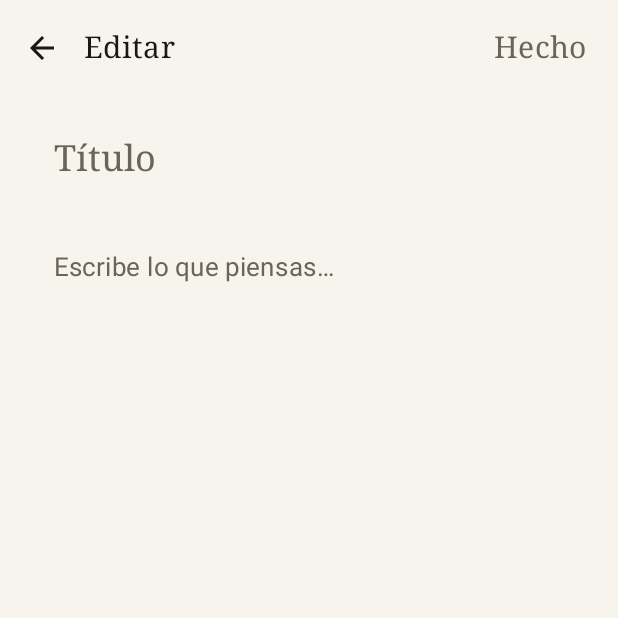
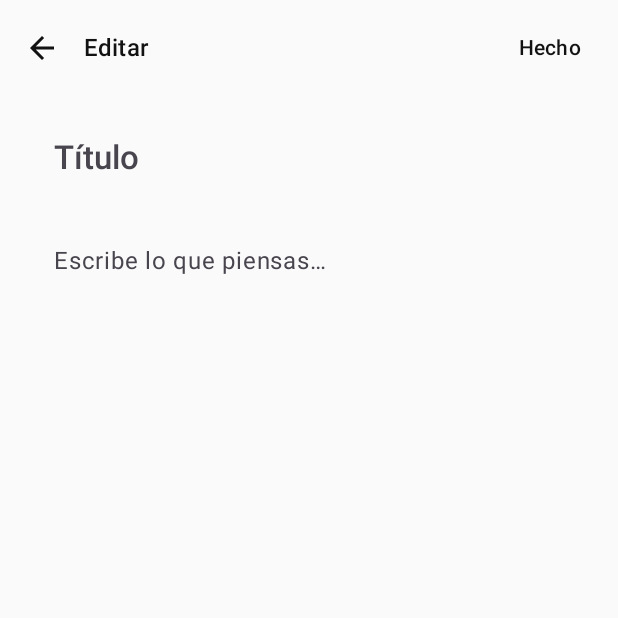
Before and after one commit to wandersepulveda2013/ordia-android, an Android app built with Jetpack Compose: the screen it shows after launch (MainActivity), after a tap on "Nueva nota", on a phone screen of 412 x 824 dp, the top half of it. Run offline under Robolectric (Android 15) with nearby library versions, the phone set to English and light mode, and no system bars; our stand-ins replace Room's generated code.

Commit message:
feat(ui): establish Ordía Design System and minimalist theme foundation
- Creates `Color.kt` and `Type.kt` introducing the new restrained, semantic monochrome palette and spacious typography.
- Renames and refactors `NotepadTheme` to `OrdiaTheme` within `Theme.kt`, `MainActivity.kt`, and `NotepadApp.kt`.
- Centralizes core UI elements in `OrdiaDesignSystem.kt` (including `OrdiaButton`, `OrdiaInput`, `OrdiaCard`, etc.).
- Refactors `NotesListScreen.kt` and `NoteEditorScreen.kt` to begin utilizing `OrdiaAction`, `OrdiaButton`, and native Jetpack Compose improvements (such as `FocusRequester` on new entries).
- All changes verified to pass compilation and unit tests without introducing new failures.

Co-authored-by: wandersepulveda2013 <308435692+wandersepulveda2013@users.noreply.github.com>

```diff
--- a/app/src/main/java/com/ordia/app/ui/NotepadApp.kt
+++ b/app/src/main/java/com/ordia/app/ui/NotepadApp.kt
@@ -10,11 +10,11 @@ import androidx.compose.runtime.setValue
 import androidx.lifecycle.viewmodel.compose.viewModel
 import com.ordia.app.ui.screens.NoteEditorScreen
 import com.ordia.app.ui.screens.NotesListScreen
-import com.ordia.app.ui.theme.NotepadTheme
+import com.ordia.app.ui.theme.OrdiaTheme
 
 @Composable
 fun NotepadApp(viewModel: NotepadViewModel = viewModel()) {
-    NotepadTheme {
+    OrdiaTheme {
         val notes by viewModel.notes.collectAsState()
         var editingId by rememberSaveable { mutableStateOf<Long?>(null) }
         var creating by rememberSaveable { mutableStateOf(false) }
--- a/app/src/main/java/com/ordia/app/ui/screens/NoteEditorScreen.kt
+++ b/app/src/main/java/com/ordia/app/ui/screens/NoteEditorScreen.kt
@@ -1,5 +1,6 @@
 package com.ordia.app.ui.screens
 
+import androidx.compose.foundation.clickable
 import androidx.compose.foundation.layout.Arrangement
 import androidx.compose.foundation.layout.Column
 import androidx.compose.foundation.layout.fillMaxSize
@@ -21,15 +22,17 @@ import androidx.compose.material3.TopAppBar
 import androidx.compose.material3.TopAppBarDefaults
 import androidx.compose.runtime.Composable
 import androidx.compose.runtime.LaunchedEffect
-import androidx.compose.foundation.clickable
 import androidx.compose.runtime.getValue
 import androidx.compose.runtime.mutableStateOf
 import androidx.compose.runtime.remember
 import androidx.compose.runtime.saveable.rememberSaveable
 import androidx.compose.runtime.setValue
 import androidx.compose.ui.Modifier
+import androidx.compose.ui.focus.FocusRequester
+import androidx.compose.ui.focus.focusRequester
 import androidx.compose.ui.unit.dp
 import com.ordia.app.data.NoteEntity
+import com.ordia.app.ui.components.OrdiaAction
 
 @OptIn(ExperimentalMaterial3Api::class)
 @Composable
@@ -40,11 +43,19 @@ fun NoteEditorScreen(
 ) {
     var title by rememberSaveable { mutableStateOf(note?.title.orEmpty()) }
     var content by rememberSaveable { mutableStateOf(note?.content.orEmpty()) }
+    val focusRequester = remember { FocusRequester() }
+    val isNewNote = note == null
 
     LaunchedEffect(note?.id) {
         if (note != null) {
             title = note.title
             content = note.content
+        }
+    }
+
+    LaunchedEffect(Unit) {
+        if (isNewNote) {
+            focusRequester.requestFocus()
         }
     }
 
@@ -59,15 +70,13 @@ fun NoteEditorScreen(
                 },
                 title = { Text("Editar", style = MaterialTheme.typography.titleMedium) },
                 actions = {
-                    Text(
-                        "Hecho",
-                        style = MaterialTheme.typography.titleMedium,
-                        modifier = Modifier
-                            .padding(horizontal = 16.dp)
-                            .clickable {
-                                onSave(title, content, note?.id)
-                                onBack()
-                            },
+                    OrdiaAction(
+                        text = "Hecho",
+                        onClick = {
+                            onSave(title, content, note?.id)
+                            onBack()
+                        },
+                        modifier = Modifier.padding(horizontal = 8.dp)
                     )
                 },
                 colors = TopAppBarDefaults.topAppBarColors(
@@ -91,7 +100,7 @@ fun NoteEditorScreen(
                 onValueChange = { title = it },
                 placeholder = { Text("Título", style = MaterialTheme.typography.titleLarge) },
                 textStyle = MaterialTheme.typography.titleLarge,
-                modifier = Modifier.fillMaxWidth(),
+                modifier = Modifier.fillMaxWidth().focusRequester(focusRequester),
                 colors = bareFieldColors(),
             )
             TextField(
--- a/app/src/main/java/com/ordia/app/ui/screens/NotesListScreen.kt
+++ b/app/src/main/java/com/ordia/app/ui/screens/NotesListScreen.kt
@@ -18,7 +18,6 @@ import androidx.compose.material.icons.outlined.PushPin
 import androidx.compose.material3.DropdownMenu
 import androidx.compose.material3.DropdownMenuItem
 import androidx.compose.material3.ExperimentalMaterial3Api
-import androidx.compose.material3.FloatingActionButton
 import androidx.compose.material3.HorizontalDivider
 import androidx.compose.material3.Icon
 import androidx.compose.material3.IconButton
@@ -37,6 +36,7 @@ import androidx.compose.ui.Modifier
 import androidx.compose.ui.text.style.TextOverflow
 import androidx.compose.ui.unit.dp
 import com.ordia.app.data.NoteEntity
+import com.ordia.app.ui.components.OrdiaButton
 import java.text.DateFormat
 import java.util.Date
 
@@ -60,10 +60,9 @@ fun NotesListScreen(
             )
         },
         floatingActionButton = {
-            FloatingActionButton(
+            OrdiaButton(
                 onClick = onCreateNote,
-                containerColor = MaterialTheme.colorScheme.background,
-                contentColor = MaterialTheme.colorScheme.onBackground,
+                modifier = Modifier.padding(16.dp)
             ) { Icon(Icons.Outlined.Add, contentDescription = "Nueva nota") }
         },
         containerColor = MaterialTheme.colorScheme.background,
--- /dev/null
+++ b/app/src/main/java/com/ordia/app/ui/theme/Color.kt
@@ -0,0 +1,38 @@
+package com.ordia.app.ui.theme
+
+import androidx.compose.ui.graphics.Color
+
+// Minimalist visual identity colors. Black, white, carefully chosen grays, and semantic accents.
+
+val OrdiaBlack = Color(0xFF121212)
+val OrdiaWhite = Color(0xFFFAFAFA)
+val OrdiaGray900 = Color(0xFF212121)
+val OrdiaGray800 = Color(0xFF424242)
+val OrdiaGray700 = Color(0xFF616161)
+val OrdiaGray600 = Color(0xFF757575)
+val OrdiaGray500 = Color(0xFF9E9E9E)
+val OrdiaGray400 = Color(0xBDBDBD)
+val OrdiaGray300 = Color(0xFFE0E0E0)
+val OrdiaGray200 = Color(0xFFEEEEEE)
+val OrdiaGray100 = Color(0xFFF5F5F5)
+val OrdiaGray50 = Color(0xFFFAFAFA)
+
+// Semantic colors
+val SemanticAlert = Color(0xFFD32F2F)
+val SemanticSuccess = Color(0xFF388E3C)
+val SemanticFocus = Color(0xFF1976D2)
+val SemanticCalendar = Color(0xFFF57C00)
+
+val OrdiaPrimaryLight = OrdiaBlack
+val OrdiaOnPrimaryLight = OrdiaWhite
+val OrdiaBackgroundLight = OrdiaWhite
+val OrdiaOnBackgroundLight = OrdiaBlack
+val OrdiaSurfaceLight = OrdiaWhite
+val OrdiaOnSurfaceLight = OrdiaBlack
+
+val OrdiaPrimaryDark = OrdiaWhite
+val OrdiaOnPrimaryDark = OrdiaBlack
+val OrdiaBackgroundDark = OrdiaBlack
+val OrdiaOnBackgroundDark = OrdiaWhite
+val OrdiaSurfaceDark = OrdiaBlack
+val OrdiaOnSurfaceDark = OrdiaWhite
--- a/app/src/main/java/com/ordia/app/ui/theme/Theme.kt
+++ b/app/src/main/java/com/ordia/app/ui/theme/Theme.kt
@@ -2,62 +2,44 @@ package com.ordia.app.ui.theme
 
 import androidx.compose.foundation.isSystemInDarkTheme
 import androidx.compose.material3.MaterialTheme
-import androidx.compose.material3.Typography
 import androidx.compose.material3.darkColorScheme
 import androidx.compose.material3.lightColorScheme
 import androidx.compose.runtime.Composable
-import androidx.compose.ui.text.font.FontFamily
-import androidx.compose.ui.unit.sp
 
-/**
- * A restrained, paper-and-ink palette. No accent colors: the only chroma is the
- * page itself, so the writing stays the focus.
- */
-private val LightPaper = lightColorScheme(
-    primary = Ink,
-    onPrimary = Page,
-    secondary = Ink,
-    onSecondary = Page,
-    background = Page,
-    onBackground = Ink,
-    surface = Page,
-    onSurface = Ink,
-    surfaceVariant = SoftPaper,
-    onSurfaceVariant = InkMuted,
-    outline = Rule,
+private val LightColorScheme = lightColorScheme(
+    primary = OrdiaPrimaryLight,
+    onPrimary = OrdiaOnPrimaryLight,
+    background = OrdiaBackgroundLight,
+    onBackground = OrdiaOnBackgroundLight,
+    surface = OrdiaSurfaceLight,
+    onSurface = OrdiaOnSurfaceLight,
+    error = SemanticAlert,
 )
 
-private val DarkPaper = darkColorScheme(
-    primary = PageOnDark,
-    onPrimary = DarkInk,
-    secondary = PageOnDark,
-    onSecondary = DarkInk,
-    background = DarkInk,
-    onBackground = PageOnDark,
-    surface = DarkInk,
-    onSurface = PageOnDark,
-    surfaceVariant = DarkInkRaised,
-    onSurfaceVariant = PageMuted,
-    outline = DarkRule,
+private val DarkColorScheme = darkColorScheme(
+    primary = OrdiaPrimaryDark,
+    onPrimary = OrdiaOnPrimaryDark,
+    background = OrdiaBackgroundDark,
+    onBackground = OrdiaOnBackgroundDark,
+    surface = OrdiaSurfaceDark,
+    onSurface = OrdiaOnSurfaceDark,
+    error = SemanticAlert,
 )
 
 @Composable
-fun NotepadTheme(
+fun OrdiaTheme(
     darkTheme: Boolean = isSystemInDarkTheme(),
-    content: @Composable () -> Unit,
+    content: @Composable () -> Unit
 ) {
-    val base = Typography()
-    val type = Typography(
-        bodyLarge = base.bodyLarge.copy(fontSize = 17.sp, lineHeight = 28.sp),
-        bodyMedium = base.bodyMedium.copy(fontSize = 16.sp, lineHeight = 26.sp),
-        titleLarge = base.titleLarge.copy(fontFamily = FontFamily.Serif, fontSize = 24.sp),
-        titleMedium = base.titleMedium.copy(fontFamily = FontFamily.Serif, fontSize = 20.sp),
-        titleSmall = base.titleSmall.copy(fontFamily = FontFamily.Serif),
-        labelSmall = base.labelSmall.copy(fontSize = 11.sp),
-    )
+    val colorScheme = if (darkTheme) {
+        DarkColorScheme
+    } else {
+        LightColorScheme
+    }
+
     MaterialTheme(
-        colorScheme = if (darkTheme) DarkPaper else LightPaper,
-        typography = type,
-        content = content,
+        colorScheme = colorScheme,
+        typography = OrdiaTypography,
+        content = content
     )
 }
--- /dev/null
+++ b/app/src/main/java/com/ordia/app/ui/theme/Type.kt
@@ -0,0 +1,117 @@
+package com.ordia.app.ui.theme
+
+import androidx.compose.material3.Typography
+import androidx.compose.ui.text.TextStyle
+import androidx.compose.ui.text.font.FontFamily
+import androidx.compose.ui.text.font.FontWeight
+import androidx.compose.ui.unit.sp
+
+// Typography emphasizing lighter font weights (Light, Normal, Medium) with generous line heights and letter spacing.
+
+val OrdiaTypography = Typography(
+    displayLarge = TextStyle(
+        fontFamily = FontFamily.SansSerif,
+        fontWeight = FontWeight.Light,
+        fontSize = 57.sp,
+        lineHeight = 64.sp,
+        letterSpacing = (-0.25).sp
+    ),
+    displayMedium = TextStyle(
+        fontFamily = FontFamily.SansSerif,
+        fontWeight = FontWeight.Light,
+        fontSize = 45.sp,
+        lineHeight = 52.sp,
+        letterSpacing = 0.sp
+    ),
+    displaySmall = TextStyle(
+        fontFamily = FontFamily.SansSerif,
+        fontWeight = FontWeight.Normal,
+        fontSize = 36.sp,
+        lineHeight = 44.sp,
+        letterSpacing = 0.sp
+    ),
+    headlineLarge = TextStyle(
+        fontFamily = FontFamily.SansSerif,
+        fontWeight = FontWeight.Normal,
+        fontSize = 32.sp,
+        lineHeight = 40.sp,
+        letterSpacing = 0.sp
+    ),
+    headlineMedium = TextStyle(
+        fontFamily = FontFamily.SansSerif,
+        fontWeight = FontWeight.Normal,
+        fontSize = 28.sp,
+        lineHeight = 36.sp,
+        letterSpacing = 0.sp
+    ),
+    headlineSmall = TextStyle(
+        fontFamily = FontFamily.SansSerif,
+        fontWeight = FontWeight.Normal,
+        fontSize = 24.sp,
+        lineHeight = 32.sp,
+        letterSpacing = 0.sp
+    ),
+    titleLarge = TextStyle(
+        fontFamily = FontFamily.SansSerif,
+        fontWeight = FontWeight.Medium,
+        fontSize = 22.sp,
+        lineHeight = 28.sp,
+        letterSpacing = 0.sp
+    ),
+    titleMedium = TextStyle(
+        fontFamily = FontFamily.SansSerif,
+        fontWeight = FontWeight.Medium,
+        fontSize = 16.sp,
+        lineHeight = 24.sp,
+        letterSpacing = 0.15.sp
+    ),
+    titleSmall = TextStyle(
+        fontFamily = FontFamily.SansSerif,
+        fontWeight = FontWeight.Medium,
+        fontSize = 14.sp,
+        lineHeight = 20.sp,
+        letterSpacing = 0.1.sp
+    ),
+    bodyLarge = TextStyle(
+        fontFamily = FontFamily.SansSerif,
+        fontWeight = FontWeight.Normal,
+        fontSize = 16.sp,
+        lineHeight = 24.sp,
+        letterSpacing = 0.5.sp
+    ),
+    bodyMedium = TextStyle(
+        fontFamily = FontFamily.SansSerif,
+        fontWeight = FontWeight.Normal,
+        fontSize = 14.sp,
+        lineHeight = 20.sp,
+        letterSpacing = 0.25.sp
+    ),
+    bodySmall = TextStyle(
+        fontFamily = FontFamily.SansSerif,
+        fontWeight = FontWeight.Normal,
+        fontSize = 12.sp,
+        lineHeight = 16.sp,
+        letterSpacing = 0.4.sp
+    ),
+    labelLarge = TextStyle(
+        fontFamily = FontFamily.SansSerif,
+        fontWeight = FontWeight.Medium,
+        fontSize = 14.sp,
+        lineHeight = 20.sp,
+        letterSpacing = 0.1.sp
+    ),
+    labelMedium = TextStyle(
+        fontFamily = FontFamily.SansSerif,
+        fontWeight = FontWeight.Medium,
+        fontSize = 12.sp,
+        lineHeight = 16.sp,
+        letterSpacing = 0.5.sp
+    ),
+    labelSmall = TextStyle(
+        fontFamily = FontFamily.SansSerif,
+        fontWeight = FontWeight.Medium,
+        fontSize = 11.sp,
+        lineHeight = 16.sp,
+        letterSpacing = 0.5.sp
+    )
+)
```
Also changed, not shown: app/src/main/java/com/ordia/app/ui/components/OrdiaDesignSystem.kt (added, +160 -0 lines).
